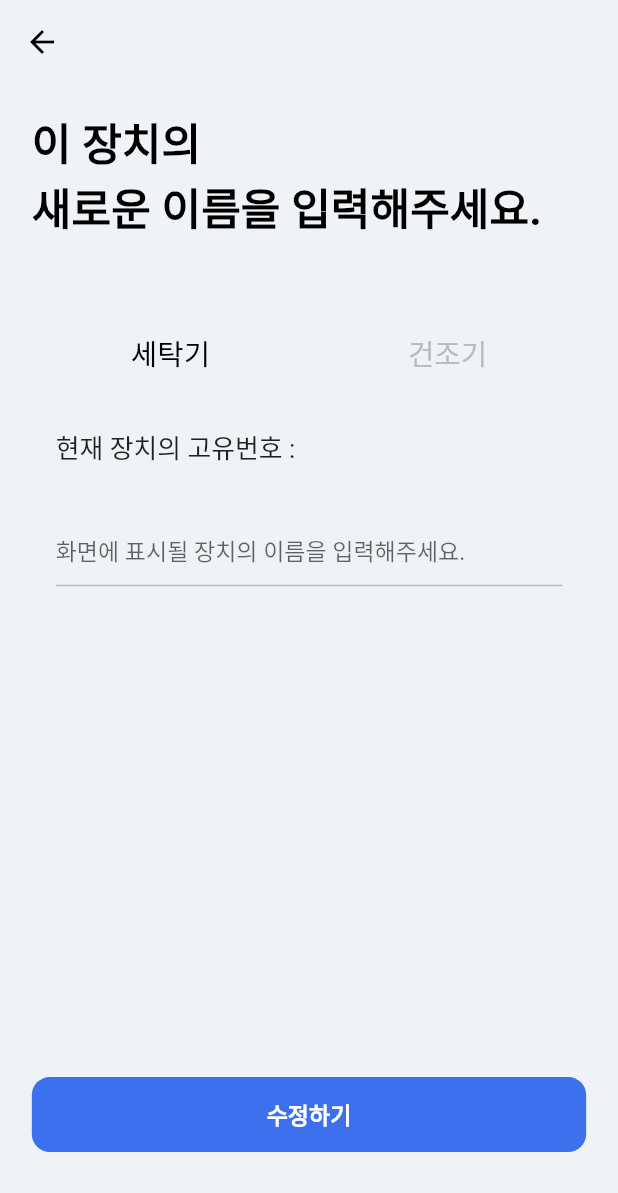
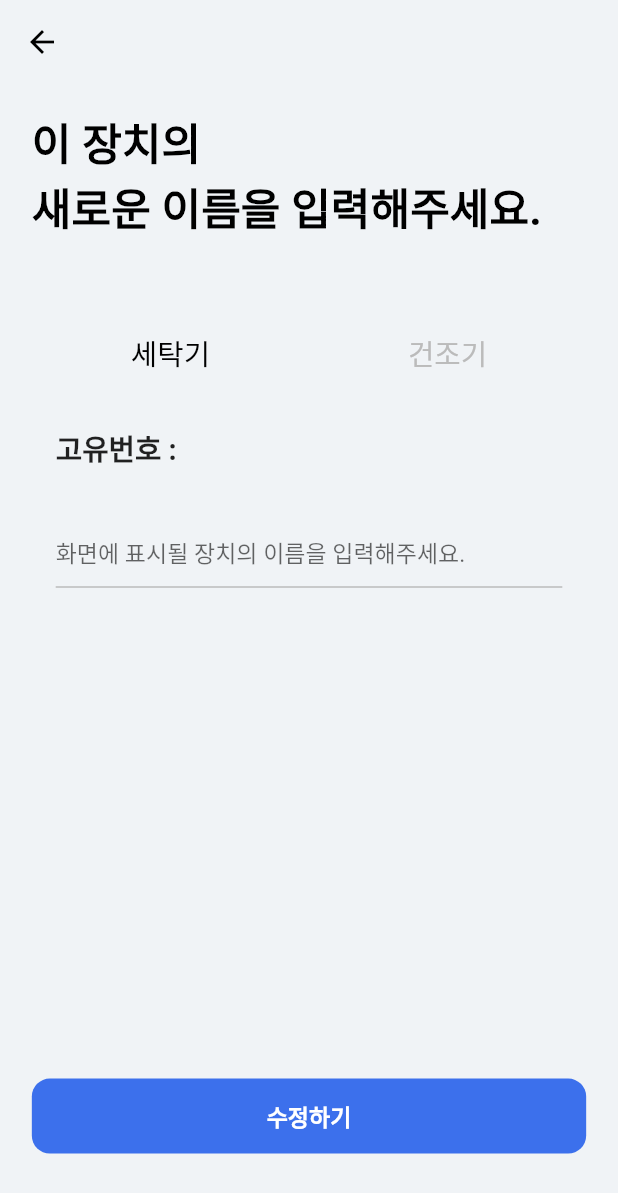
Before and after one commit to Lotura-STAC/STAC-Flutter, a Flutter app: the ModifyDevicePage screen opened directly with empty values, on a phone screen of 412 x 824 dp. Shown: the top 1193 px of the screen. Run offline on Flutter 3.47's test engine with Material 2 defaults, Android fonts, the phone set to English and light mode, and no system bars; our stand-ins replace equatable, firebase_core, firebase_messaging, fluentui_system_icons, flutter_bloc, flutter_local_notifications and 3 more; accounts and stored records are empty; generated files the repository leaves out were written again; network calls fail.

Commit message:
고유번호 글자 볼드처리

```diff
--- a/lib/presentation/modify_device/ui/modify_device_page.dart
+++ b/lib/presentation/modify_device/ui/modify_device_page.dart
@@ -99,16 +99,14 @@ class _ModifyDevicePageState extends State<ModifyDevicePage> {
               child: Row(
                 children: [
                   Text(
-                    "현재 장치의 고유번호 : ",
+                    "고유번호 : ",
                     style: TextStyle(
-                      fontSize: 18.0.sp,
-                    ),
+                        fontSize: 20.0.sp, fontWeight: FontWeight.bold),
                   ),
                   Text(
                     widget.deviceNum,
                     style: TextStyle(
-                      fontSize: 24.0.sp,
-                    ),
+                        fontSize: 24.0.sp, fontWeight: FontWeight.bold),
                   ),
                 ],
               ),
```
